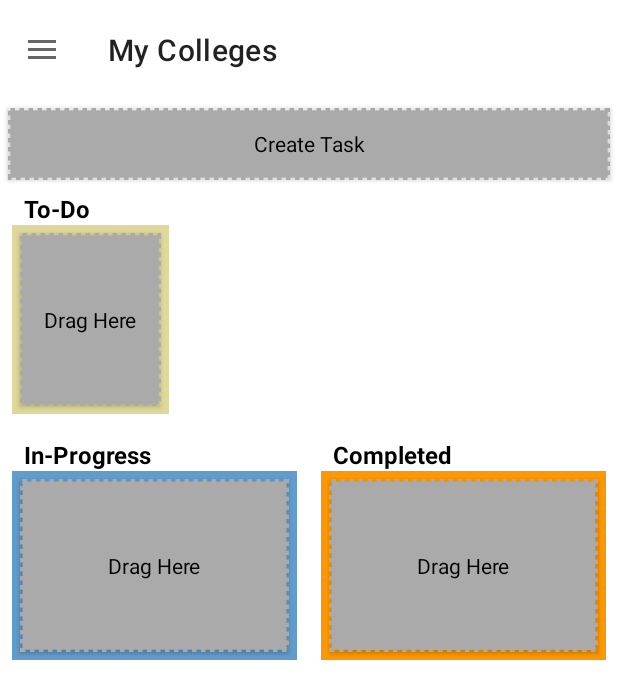
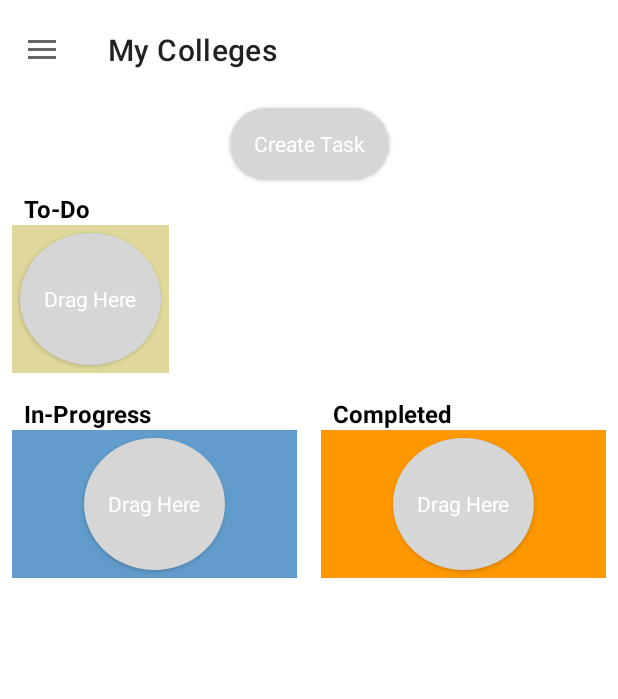
Before and after one commit to trinlrich/Capstone, an Android app: the fragment CollegeTaskMgmtFragment placed in its activity, on a phone screen of 412 x 824 dp. Shown: the top 699 px of the screen. Run offline under Robolectric (Android 15) with nearby library versions, the light colour scheme and no system bars; our stand-ins replace Firebase (no records; nobody signed in at launch, a user with empty details on screens opened directly); libraries missing offline, so code that uses them is left out: com.devhoony.lottieproegressdialog, com.firebase.ui, com.getkeepsafe.taptargetview, com.parse, org.parceler; Roboto replaces fonts that are not available here; 14 statements that could not run were skipped.

Commit message:
UI Polishing in Task Management Screen

```diff
--- a/app/src/main/java/com/example/capstoneapp/ui/mycolleges/mycollegedetail/taskmgmt/CollegeTaskMgmtFragment.java
+++ b/app/src/main/java/com/example/capstoneapp/ui/mycolleges/mycollegedetail/taskmgmt/CollegeTaskMgmtFragment.java
@@ -67,6 +67,7 @@ public class CollegeTaskMgmtFragment extends Fragment {
     private String userId ;
 
     private Integer collegeId;
+    private final HashMap<Integer, Integer> STATUS_COLORS = new HashMap<>();
 
     public CollegeTaskMgmtFragment() {
         // Required empty public constructor
@@ -108,6 +109,7 @@ public class CollegeTaskMgmtFragment extends Fragment {
         if (getArguments().containsKey(COLLEGEID)){
             collegeId = getArguments().getInt(COLLEGEID);
         }
+        createStatusColorsMap();
         // New Task Creation
         createButton = view.findViewById(R.id.createTaskBtn);
         createButton.setOnClickListener(this::onCreateTaskClick);
@@ -215,16 +217,23 @@ public class CollegeTaskMgmtFragment extends Fragment {
                 .setDuration(1000);
         TransitionManager.beginDelayedTransition(srcLayout, move);
         srcLayout.removeView(draggableItem);
+        changeTaskColor(draggableItem, state);
         tgtLayout.addView(draggableItem,1);
         // Change the state of the tasks
         tasksToTaskLayoutMap.put((CardView) draggableItem, tgtLayout);
     }
 
+    private void changeTaskColor(View draggableItem, int state) {
+        CardView cardView = (CardView) draggableItem;
+        cardView.getChildAt(0).setBackgroundResource(STATUS_COLORS.get(state));
+    }
+
+
     private void loadApplicationsTasks() {
 
         for (int indx = 0; indx < applicationTasks.size(); indx++) {
             CollegeApplicationTask task = applicationTasks.get(indx);
-            CardView newCard = createCardView(task.getTaskTitle(), indx);
+            CardView newCard = createCardView(task.getTaskTitle(), indx, task.getTaskState());
             // Put the task to thier layouts
             LinearLayout initalLayout = getInitialLayoutForTasks(task);
             tasksToTaskLayoutMap.put(newCard, initalLayout);
@@ -292,17 +301,20 @@ public class CollegeTaskMgmtFragment extends Fragment {
         }
     }
 
-    private CardView createCardView(String taskName, Integer appStepIndex) {
+    private CardView createCardView(String taskName, Integer appStepIndex, int taskstate) {
         ContextThemeWrapper newCardContext = new ContextThemeWrapper(getContext(), R.style.taskCardStyle);
         CardView cardview = new CardView(newCardContext);
         LinearLayout.LayoutParams layoutParams = new LinearLayout.LayoutParams(newCardContext.getResources().getDimensionPixelSize(R.dimen.task_card_width), newCardContext.getResources().getDimensionPixelSize(R.dimen.task_card_height));
         layoutParams.setMargins(5, 5, 5, 5);
         cardview.setLayoutParams(layoutParams);
+        cardview.setCardElevation(100);
+        cardview.setRadius(100);
         cardview.setTag(appStepIndex.toString());
 
         ContextThemeWrapper newCardTextContext = new ContextThemeWrapper(getContext(), R.style.taskCardTextStyle);
         TextView textview = new TextView(newCardTextContext);
         textview.setText(taskName);
+        textview.setBackgroundResource(STATUS_COLORS.get(taskstate));
         cardview.addView(textview);
         return cardview;
     }
@@ -315,4 +327,10 @@ public class CollegeTaskMgmtFragment extends Fragment {
                 .addToBackStack(null)
                 .commit();
     }
+
+    private void createStatusColorsMap() {
+        STATUS_COLORS.put(0, R.color.to_do_red);
+        STATUS_COLORS.put(1, R.color.in_progress_yellow);
+        STATUS_COLORS.put(2, R.color.complete_green);
+    }
 }
--- /dev/null
+++ b/app/src/main/res/drawable/circular_button.xml
@@ -0,0 +1,5 @@
+<?xml version="1.0" encoding="utf-8"?>
+<shape xmlns:android="http://schemas.android.com/apk/res/android" android:shape="oval">
+    <solid android:color="@color/colorPrimary" />
+    <size android:height="88dp" android:width="88dp" />
+</shape>
--- a/app/src/main/res/layout/fragment_app_step_management.xml
+++ b/app/src/main/res/layout/fragment_app_step_management.xml
@@ -9,9 +9,10 @@
     <Button
         android:id="@+id/createTaskBtn"
         style="@style/buttonStyle1"
-        android:layout_width="0dp"
-        android:layout_height="wrap_content"
-        android:background="@drawable/border_dashed"
+        android:layout_width="wrap_content"
+        android:layout_height="0dp"
+        android:layout_marginTop="8dp"
+        android:background="@drawable/round_button"
         android:text="Create Task"
         app:layout_constraintEnd_toEndOf="@+id/todoTaskHeaderTxt"
         app:layout_constraintStart_toStartOf="parent"
@@ -22,7 +23,7 @@
         android:layout_width="wrap_content"
         android:layout_height="wrap_content"
         android:orientation="vertical"
-        app:layout_constraintGuide_percent="0.5" />
+        app:layout_constraintGuide_begin="206dp" />
 
     <TextView
         android:id="@+id/todoTaskHeaderTxt"
@@ -45,11 +46,9 @@
         android:layout_height="wrap_content"
         android:layout_marginStart="8dp"
         android:layout_marginEnd="8dp"
-        app:layout_constraintBottom_toBottomOf="parent"
         app:layout_constraintEnd_toEndOf="parent"
         app:layout_constraintStart_toStartOf="parent"
-        app:layout_constraintTop_toBottomOf="@+id/todoTaskHeaderTxt"
-        app:layout_constraintVertical_bias="0.0">
+        app:layout_constraintTop_toBottomOf="@+id/todoTaskHeaderTxt">
 
         <LinearLayout
             android:id="@+id/masterToDoLayout"
@@ -57,12 +56,14 @@
             android:layout_height="wrap_content"
             android:background="#DFD89A"
             android:orientation="horizontal"
+            android:gravity="center"
             android:tag="0">
 
             <Button
                 android:id="@+id/dropAreaButtonToDo"
                 style="@style/buttonStyle1"
-                android:background="@drawable/border_dashed"
+                android:layout_height="wrap_content"
+                android:background="@drawable/circular_button"
                 android:text="Drag Here" />
 
         </LinearLayout>
@@ -99,12 +100,15 @@
             android:layout_height="wrap_content"
             android:background="#619CCC"
             android:orientation="vertical"
+            android:gravity="center"
             android:tag="1">
 
             <Button
                 android:id="@+id/dropIPAreaButton"
                 style="@style/buttonStyle1"
-                android:background="@drawable/border_dashed"
+                android:layout_width="wrap_content"
+                android:layout_height="wrap_content"
+                android:background="@drawable/circular_button"
                 android:text="Drag Here" />
 
         </LinearLayout>
@@ -141,13 +145,15 @@
             android:layout_height="wrap_content"
             android:background="#FF9800"
             android:orientation="vertical"
-            android:layout_gravity="center_horizontal"
+            android:gravity="center"
             android:tag="2">
 
             <Button
                 android:id="@+id/dropCompletedAreaButton"
                 style="@style/buttonStyle1"
-                android:background="@drawable/border_dashed"
+                android:layout_width="wrap_content"
+                android:layout_height="wrap_content"
+                android:background="@drawable/circular_button"
                 android:text="Drag Here" />
 
         </LinearLayout>
--- a/app/src/main/res/values/themes.xml
+++ b/app/src/main/res/values/themes.xml
@@ -38,18 +38,17 @@
         <item name="android:layout_width">match_parent</item>
         <item name="android:layout_height">@dimen/task_button_height</item>
         <item name="android:layout_margin">@dimen/task_button_margin</item>
-        <item name="backgroundTint">@android:color/darker_gray</item>
-        <item name="android:textColor">@color/black</item>
+        <item name="backgroundTint">@color/colorPrimary</item>
+        <item name="android:textColor">@color/white</item>
     </style>
     <style name="taskCardStyle">
         <item name="backgroundTint">@android:color/darker_gray</item>
-        <item name="cardCornerRadius">5dp</item>
-        <item name="cardElevation">5dp</item>
+        <item name="cardCornerRadius">15dp</item>
+        <item name="cardElevation">15dp</item>
     </style>
     <style name="taskCardTextStyle" parent="Widget.AppCompat.TextView">
         <item name="android:layout_width">match_parent</item>
         <item name="android:layout_height">match_parent</item>
-        <item name="android:background">#93D2DA</item>
         <item name="android:gravity">center</item>
     </style>
 
```
